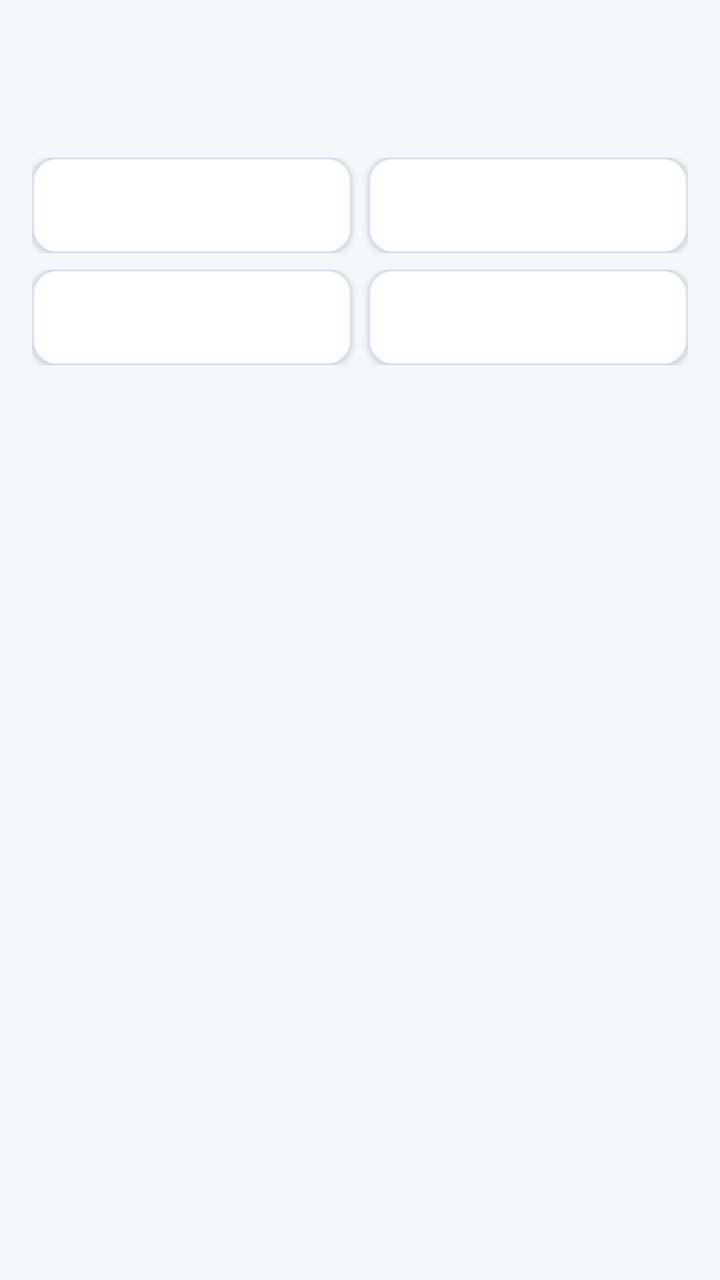
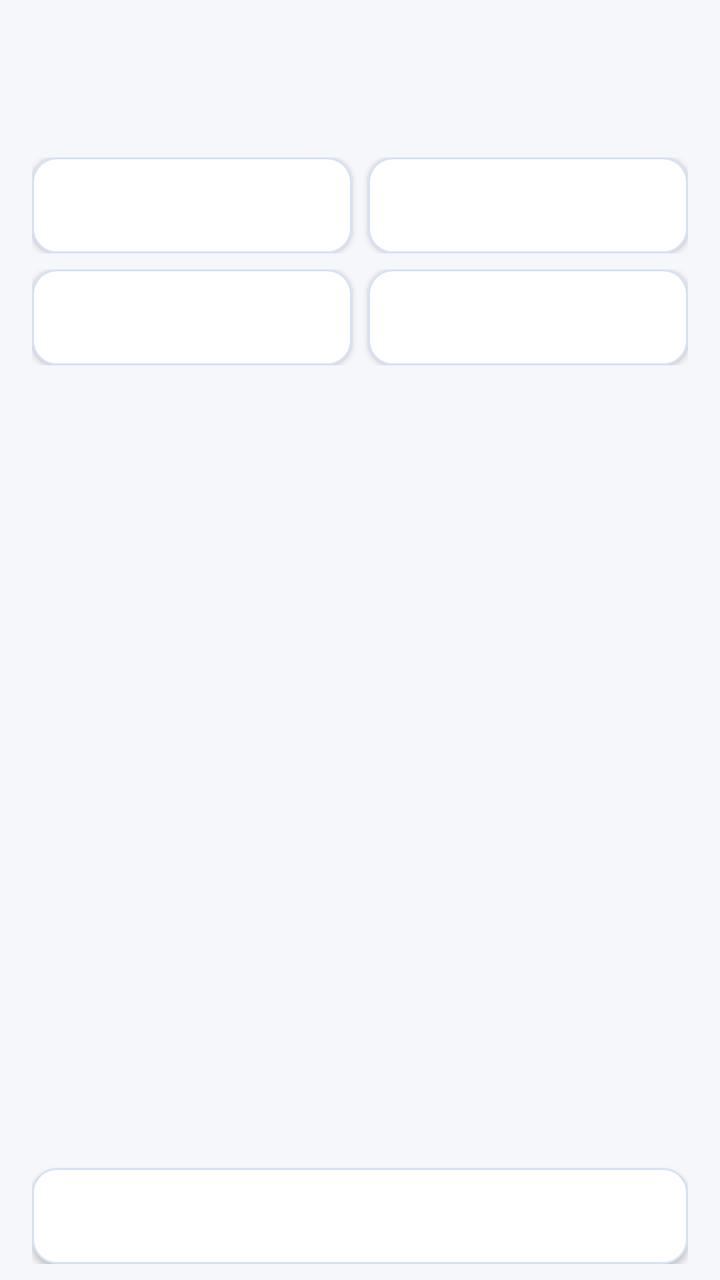

The first picture is an Android layout as it rendered before a commit; the second is the same layout after the commit. The layout source and the unified diff follow.
<!-- AndroidManifest.xml: application theme AppTheme -->
<!-- res/layout/activity_user_dict.xml -->
<?xml version="1.0" encoding="utf-8"?>
<LinearLayout xmlns:android="http://schemas.android.com/apk/res/android"
    android:layout_width="match_parent"
    android:layout_height="match_parent"
    android:orientation="vertical"
    android:paddingStart="16dp"
    android:paddingTop="16dp"
    android:paddingEnd="16dp"
    android:paddingBottom="8dp">

    <TextView
        android:id="@+id/text_dict_title"
        android:layout_width="match_parent"
        android:layout_height="wrap_content"
        android:textColor="@color/text_primary"
        android:textSize="20sp"
        android:textStyle="bold" />

    <TextView
        android:id="@+id/text_dict_summary"
        android:layout_width="match_parent"
        android:layout_height="wrap_content"
        android:layout_marginTop="6dp"
        android:textColor="@color/text_secondary"
        android:textSize="13sp" />

    <LinearLayout
        android:layout_width="match_parent"
        android:layout_height="wrap_content"
        android:layout_marginTop="12dp"
        android:orientation="horizontal">

        <Button
            style="@style/SettingsButton"
            android:id="@+id/btn_export_yaml"
            android:layout_width="0dp"
            android:layout_height="wrap_content"
            android:layout_weight="1"
            android:minWidth="0dp" />

        <Button
            style="@style/SettingsButton"
            android:id="@+id/btn_export_tsv"
            android:layout_width="0dp"
            android:layout_height="wrap_content"
            android:layout_marginStart="8dp"
            android:layout_weight="1"
            android:minWidth="0dp" />
    </LinearLayout>

    <LinearLayout
        android:layout_width="match_parent"
        android:layout_height="wrap_content"
        android:layout_marginTop="8dp"
        android:orientation="horizontal">

        <Button
            style="@style/SettingsButton"
            android:id="@+id/btn_export_txt"
            android:layout_width="0dp"
            android:layout_height="wrap_content"
            android:layout_weight="1"
            android:minWidth="0dp" />

        <Button
            style="@style/SettingsButton"
            android:id="@+id/btn_import_dict"
            android:layout_width="0dp"
            android:layout_height="wrap_content"
            android:layout_marginStart="8dp"
            android:layout_weight="1"
            android:minWidth="0dp" />
    </LinearLayout>

    <ListView
        android:id="@+id/list_dict_entries"
        android:layout_width="match_parent"
        android:layout_height="0dp"
        android:layout_marginTop="12dp"
        android:layout_weight="1" />
</LinearLayout>
<!-- resources referenced by this layout -->
<resources>
  <color name="text_primary">#1A1F2B</color>
  <color name="text_secondary">#5A6474</color>
  <style name="SettingsButton">
          <item name="android:layout_width">match_parent</item>
          <item name="android:layout_height">40dp</item>
          <item name="android:background">@drawable/btn_aurora_secondary</item>
          <item name="android:textColor">@color/text_primary</item>
          <item name="android:textSize">13sp</item>
          <item name="android:gravity">center</item>
      </style>
  <style name="AppTheme" parent="@android:style/Theme.Material.Light.NoActionBar" tools:targetApi="o_mr1">
          <item name="android:colorAccent">@color/accent</item>
          <item name="android:colorBackground">@color/app_bg</item>
          <item name="android:windowBackground">@color/app_bg</item>
          <item name="android:statusBarColor">@color/app_bg</item>
          <item name="android:navigationBarColor">@color/nav_bar</item>
          <item name="android:textColorPrimary">@color/text_primary</item>
          <item name="android:textColorSecondary">@color/text_secondary</item>
          <item name="android:textColorHint">@color/text_secondary</item>
          
          <item name="android:alertDialogTheme">@style/AppDialogTheme</item>
          
          <item name="android:windowLightStatusBar">true</item>
          <item name="android:windowLightNavigationBar">true</item>
      </style>
  <!-- drawable btn_aurora_secondary (drawable) -->
  <?xml version="1.0" encoding="utf-8"?>
  <ripple xmlns:android="http://schemas.android.com/apk/res/android"
      android:color="@color/ripple_on_surface">
      <item>
          <shape android:shape="rectangle">
              <solid android:color="@color/btn_secondary_bg" />
              <corners android:radius="12dp" />
              <stroke
                  android:width="1dp"
                  android:color="@color/card_stroke" />
          </shape>
      </item>
  </ripple>
  <color name="accent">#2F6BE0</color>
  <color name="app_bg">#F5F7FB</color>
  <color name="nav_bar">#1A1F2B</color>
  <style name="AppDialogTheme" parent="@android:style/Theme.Material.Light.Dialog.Alert">
          <item name="android:colorAccent">@color/accent</item>
          <item name="android:colorBackground">@color/app_bg</item>
          <item name="android:textColorPrimary">@color/text_primary</item>
          <item name="android:textColorSecondary">@color/text_secondary</item>
      </style>
  <color name="ripple_on_surface">#1A000000</color>
  <color name="btn_secondary_bg">#FFFFFF</color>
  <color name="card_stroke">#D9E1F2</color>
</resources>

<!-- the commit's change to res/layout/activity_user_dict.xml (unified diff, before → after) -->
@@ -78,4 +78,12 @@
         android:layout_height="0dp"
         android:layout_marginTop="12dp"
         android:layout_weight="1" />
+
+    <Button
+        style="@style/SettingsButton"
+        android:id="@+id/btn_close_dict"
+        android:layout_width="match_parent"
+        android:layout_height="wrap_content"
+        android:layout_marginTop="6dp"
+        android:minWidth="0dp" />
 </LinearLayout>
